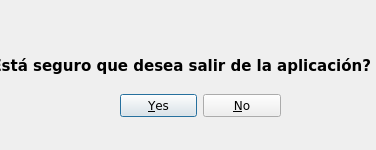
Above: vensalir.ui from xMrAvocado/ProyDos before the change. Below: the same form after it.
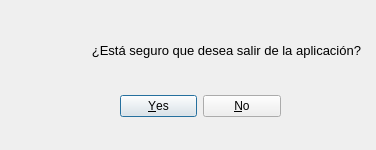
That is the form after the change. Icons and pictures are not drawn.

```diff
--- a/vensalir.ui
+++ b/vensalir.ui
@@ -25,11 +25,6 @@
      <height>32</height>
     </rect>
    </property>
-   <property name="font">
-    <font>
-     <family>Verdana</family>
-    </font>
-   </property>
    <property name="orientation">
     <enum>Qt::Horizontal</enum>
    </property>
@@ -43,18 +38,17 @@
   <widget class="QLabel" name="lblMensalir">
    <property name="geometry">
     <rect>
-     <x>0</x>
-     <y>50</y>
-     <width>371</width>
-     <height>31</height>
+     <x>90</x>
+     <y>40</y>
+     <width>271</width>
+     <height>21</height>
     </rect>
    </property>
    <property name="font">
     <font>
-     <family>Verdana</family>
-     <pointsize>11</pointsize>
-     <weight>75</weight>
-     <bold>true</bold>
+     <pointsize>10</pointsize>
+     <weight>50</weight>
+     <bold>false</bold>
     </font>
    </property>
    <property name="layoutDirection">
@@ -67,46 +61,14 @@
     <set>Qt::AlignRight|Qt::AlignTrailing|Qt::AlignVCenter</set>
    </property>
   </widget>
-  <widget class="QLabel" name="lblImgaviso">
+  <widget class="QLabel" name="label">
    <property name="geometry">
     <rect>
      <x>30</x>
-     <y>30</y>
+     <y>70</y>
      <width>51</width>
-     <height>41</height>
+     <height>51</height>
     </rect>
-   </property>
-   <property name="font">
-    <font>
-     <family>Verdana</family>
-    </font>
-   </property>
-   <property name="frameShadow">
-    <enum>QFrame::Plain</enum>
-   </property>
-   <property name="text">
-    <string/>
-   </property>
-   <property name="pixmap">
-    <pixmap>:/avisosalir/iconoaviso.png</pixmap>
-   </property>
-   <property name="scaledContents">
-    <bool>true</bool>
-   </property>
-  </widget>
-  <widget class="QLabel" name="label">
-   <property name="geometry">
-    <rect>
-     <x>180</x>
-     <y>10</y>
-     <width>41</width>
-     <height>41</height>
-    </rect>
-   </property>
-   <property name="font">
-    <font>
-     <family>Verdana</family>
-    </font>
    </property>
    <property name="text">
     <string/>
```
